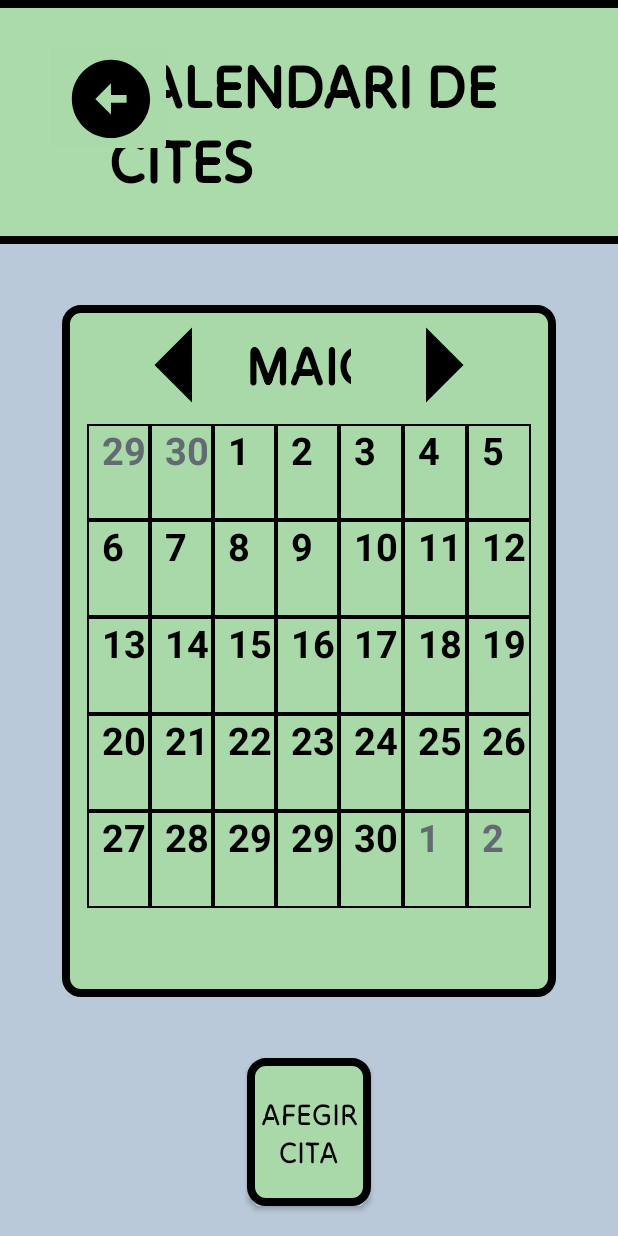
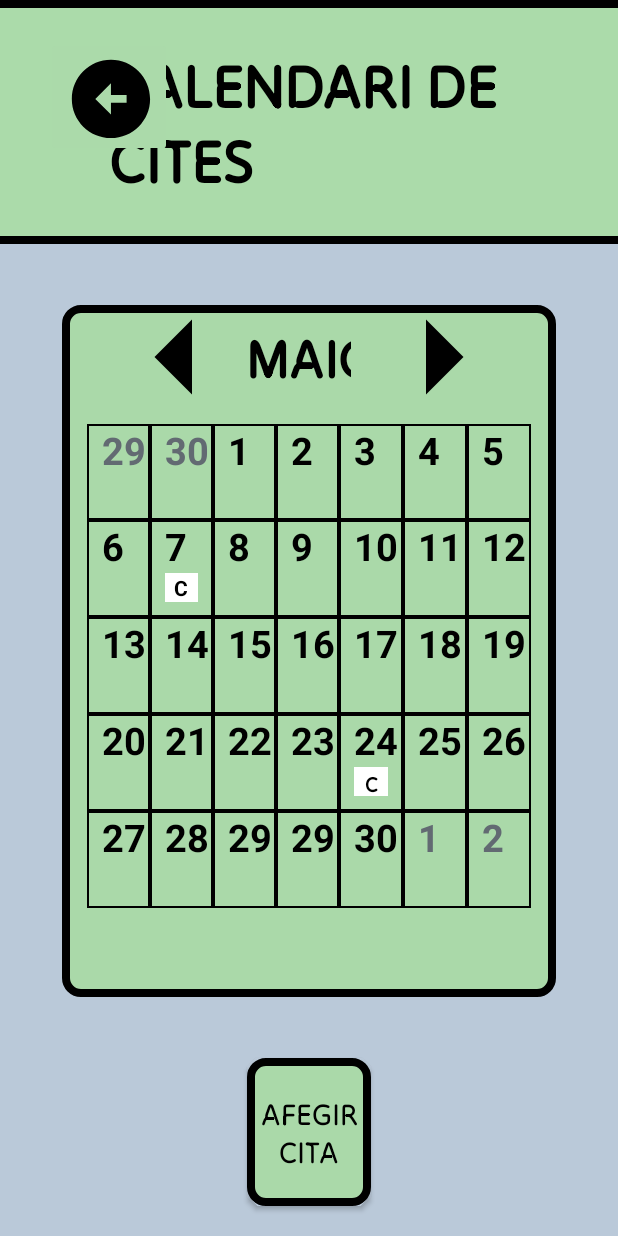
Before and after one commit to Jordiii5/URMETRO_APP, an Android app: the fragment CitesFragment shown on its own in the app's theme, on a phone screen of 412 x 824 dp. Run offline under Robolectric (Android 15) with nearby library versions, the phone set to English and light mode, and no system bars.

Commit message:
fragment_cites.xml

```diff
--- a/app/src/main/res/layout/fragment_cites.xml
+++ b/app/src/main/res/layout/fragment_cites.xml
@@ -57,10 +57,11 @@
         <androidx.constraintlayout.widget.ConstraintLayout
             android:layout_width="0dp"
             android:layout_height="0dp"
+            app:layout_constraintHeight_percent="0.15"
             app:layout_constraintStart_toStartOf="@id/calendari_layout"
             app:layout_constraintEnd_toEndOf="@id/calendari_layout"
             app:layout_constraintTop_toTopOf="parent"
-            app:layout_constraintBottom_toTopOf="@id/calendari_layout"
+
             >
             <ImageButton
                 android:layout_width="wrap_content"
@@ -264,6 +265,20 @@
                         android:text="7"
                         android:textStyle="bold"
                         android:textColor="@color/black"
+                        />
+                    <TextView
+                        android:layout_width="match_parent"
+                        android:layout_height="0dp"
+                        app:layout_constraintBottom_toBottomOf="parent"
+                        app:layout_constraintHeight_percent="0.3"
+                        android:layout_marginBottom="10dp"
+                        android:layout_marginEnd="10dp"
+                        android:background="@color/white"
+                        android:gravity="center"
+                        android:text="CITA CAP"
+                        android:textStyle="bold"
+                        android:textColor="@color/black"
+                        android:fontFamily=""
                         />
                 </androidx.constraintlayout.widget.ConstraintLayout>
                 <androidx.constraintlayout.widget.ConstraintLayout
@@ -551,6 +566,20 @@
                         android:textStyle="bold"
                         android:textColor="@color/black"
                         />
+                    <TextView
+                        android:layout_width="match_parent"
+                        android:layout_height="0dp"
+                        app:layout_constraintBottom_toBottomOf="parent"
+                        app:layout_constraintHeight_percent="0.3"
+                        android:layout_marginBottom="10dp"
+                        android:layout_marginEnd="10dp"
+                        android:background="@color/white"
+                        android:gravity="center"
+                        android:text="CITA CAP"
+                        android:textStyle="bold"
+                        android:textColor="@color/black"
+                        android:fontFamily="@font/tilt_neon"
+                        />
                 </androidx.constraintlayout.widget.ConstraintLayout>
                 <androidx.constraintlayout.widget.ConstraintLayout
                     android:layout_width="0dp"
```
